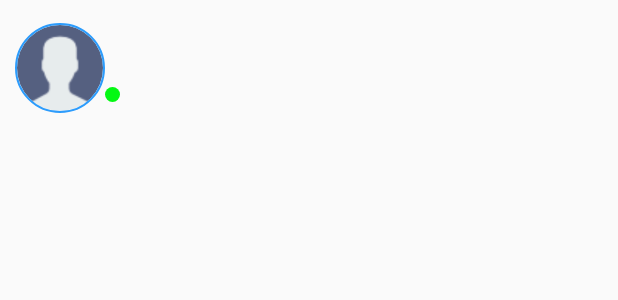
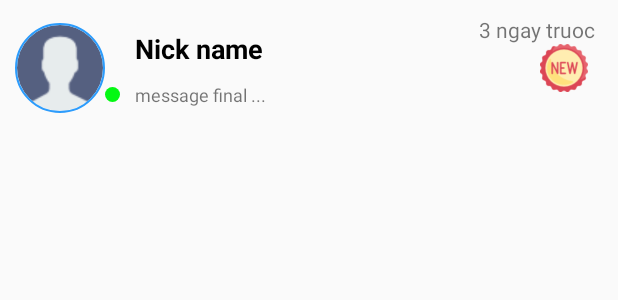
Before and after one commit to hoanganhgo/ZiZo, an Android app: the layout adapter_chatbox.xml on its own in the app's theme, with its tools: preview values and no code run, on a phone screen of 412 x 824 dp. Shown: the top 300 px of the screen. Run offline under Robolectric (Android 15) with nearby library versions, the phone set to English and light mode, and no system bars.

Commit message:
Update mesage

```diff
--- a/Project/app/build.gradle
+++ b/Project/app/build.gradle
@@ -8,8 +8,8 @@ android {
         applicationId "com.example.zizo"
         minSdkVersion 21
         targetSdkVersion 29
-        versionCode 1
-        versionName "1.0"
+        versionCode 2
+        versionName "2.0"
         testInstrumentationRunner "androidx.test.runner.AndroidJUnitRunner"
     }
     buildTypes {
--- a/Project/app/src/main/res/layout/adapter_chatbox.xml
+++ b/Project/app/src/main/res/layout/adapter_chatbox.xml
@@ -1,7 +1,6 @@
 <?xml version="1.0" encoding="utf-8"?>
-<LinearLayout xmlns:android="http://schemas.android.com/apk/res/android"
+<RelativeLayout xmlns:android="http://schemas.android.com/apk/res/android"
     xmlns:app="http://schemas.android.com/apk/res-auto"
-    android:orientation="horizontal"
     android:layout_width="match_parent"
     android:layout_height="wrap_content">
     <de.hdodenhof.circleimageview.CircleImageView
@@ -21,27 +20,49 @@
         android:layout_height="10dp"
         android:layout_marginTop="58dp"
         android:src="@color/green"
+        android:layout_toEndOf="@+id/avatar_friend"
         app:civ_border_color="@color/sky" />
-    <LinearLayout
-        android:layout_width="wrap_content"
-        android:layout_height="wrap_content"
-        android:orientation="vertical">
+
     <TextView
         android:id="@+id/nickName_friend"
         android:layout_width="wrap_content"
         android:layout_height="wrap_content"
+        android:text="Nick name"
         android:textStyle="bold"
         android:textSize="18sp"
         android:textColor="@color/black"
+        android:layout_toEndOf="@+id/avatar_friend"
         android:layout_marginTop="20dp"
-            android:layout_marginStart="10dp"/>
+        android:layout_marginStart="20dp"/>
 
     <TextView
         android:id="@+id/message_theEnd"
         android:layout_width="wrap_content"
         android:layout_height="wrap_content"
+        android:text="message final ..."
         android:textSize="12sp"
+        android:layout_toEndOf="@+id/avatar_friend"
+        android:layout_below="@+id/nickName_friend"
         android:layout_marginTop="10dp"
-            android:layout_marginStart="10dp"/>
-    </LinearLayout>
-</LinearLayout>
+        android:layout_marginStart="20dp"/>
+
+    <ImageView
+        android:id="@+id/new_message"
+        android:layout_width="32sp"
+        android:layout_height="32sp"
+        android:src="@drawable/ic_new"
+        android:scaleType="fitXY"
+        android:layout_alignParentEnd="true"
+        android:layout_marginTop="30dp"
+        android:layout_centerVertical="true"
+        android:layout_marginEnd="20dp"/>
+
+    <TextView
+        android:id="@+id/time_of_message"
+        android:layout_width="wrap_content"
+        android:layout_height="wrap_content"
+        android:text="3 ngay truoc"
+        android:layout_alignParentEnd="true"
+        android:layout_marginTop="10sp"
+        android:layout_marginEnd="15dp"/>
+</RelativeLayout>
```
Also changed, not shown: Project/app/src/main/java/com/example/zizo/ChatActivity.java (+60 -16 lines), Project/app/src/main/java/com/example/zizo/HomeActivity.java (+42 -4 lines), Project/app/src/main/java/com/example/zizo/adapter/CustomListAdapterChatBox.java (+25 -0 lines), Project/app/src/main/java/com/example/zizo/fragment/ChatBoxFragment.java (+107 -44 lines), Project/app/src/main/java/com/example/zizo/object/ChatBox.java (+21 -1 lines), Project/app/src/main/java/com/example/zizo/object/MailBox.java (added, +61 -0 lines), Project/app/src/main/res/drawable/ic_new.png (added), 1 other file. Lines whose indentation alone changed are shown as unchanged.
